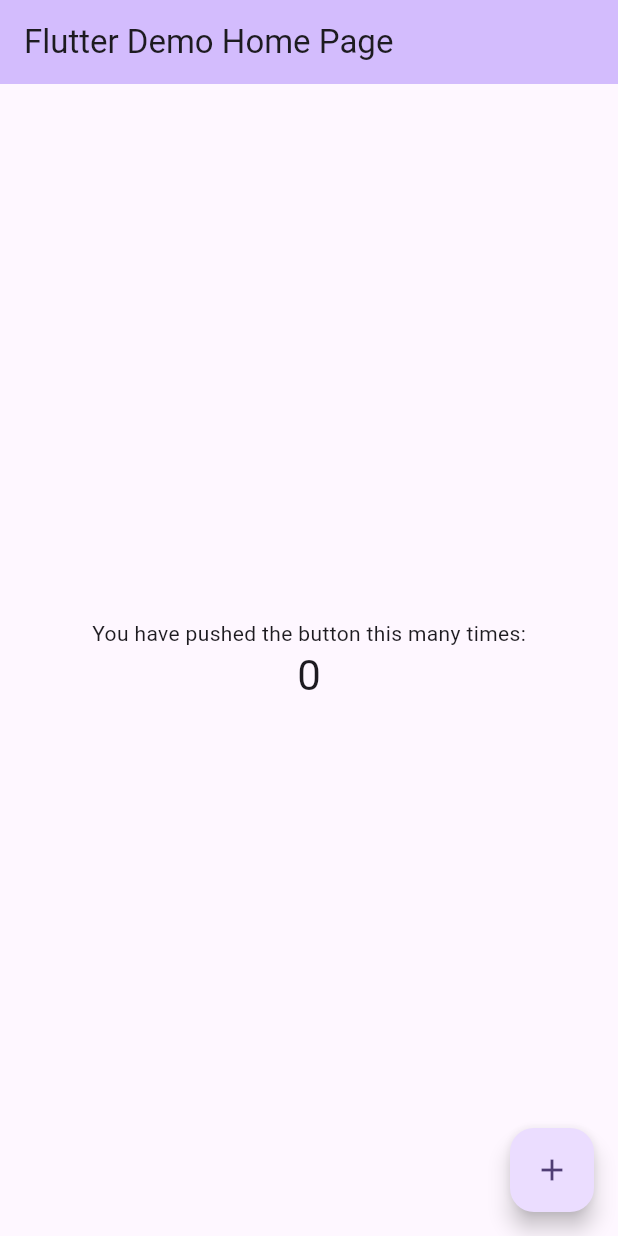
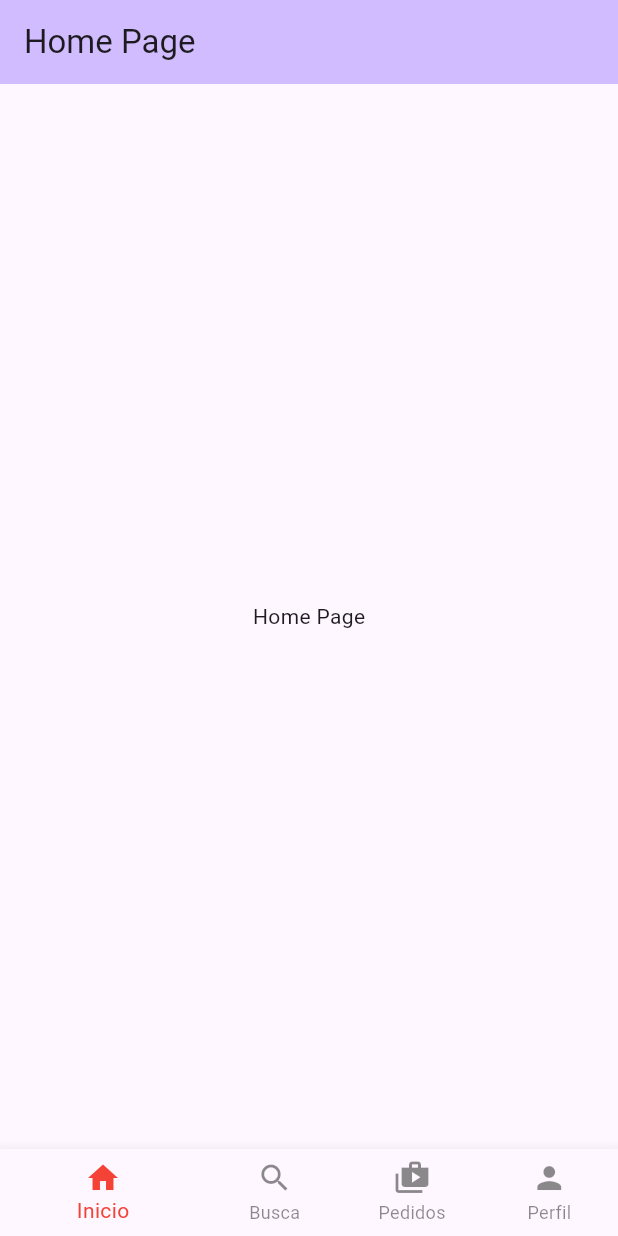
Before and after one commit to thiagoaires/lfood, a Flutter app: the screen it shows after launch, on a phone screen of 412 x 824 dp. Run offline on Flutter 3.47's test engine with Material 3 defaults, Android fonts, the light colour scheme and no system bars.

Commit message:
bottom navigation bar

```diff
--- a/lib/main.dart
+++ b/lib/main.dart
@@ -1,125 +1,21 @@
 import 'package:flutter/material.dart';
+import 'package:lfood_app/src/features/home/view/home_page.dart';
 
 void main() {
-  runApp(const MyApp());
+  runApp(const MainApp());
 }
 
-class MyApp extends StatelessWidget {
-  const MyApp({super.key});
+class MainApp extends StatelessWidget {
+  const MainApp({super.key});
 
-  // This widget is the root of your application.
   @override
   Widget build(BuildContext context) {
     return MaterialApp(
-      title: 'Flutter Demo',
+      title: 'Lfood App',
       theme: ThemeData(
-        // This is the theme of your application.
-        //
-        // TRY THIS: Try running your application with "flutter run". You'll see
-        // the application has a purple toolbar. Then, without quitting the app,
-        // try changing the seedColor in the colorScheme below to Colors.green
-        // and then invoke "hot reload" (save your changes or press the "hot
-        // reload" button in a Flutter-supported IDE, or press "r" if you used
-        // the command line to start the app).
-        //
-        // Notice that the counter didn't reset back to zero; the application
-        // state is not lost during the reload. To reset the state, use hot
-        // restart instead.
-        //
-        // This works for code too, not just values: Most code changes can be
-        // tested with just a hot reload.
-        colorScheme: ColorScheme.fromSeed(seedColor: Colors.deepPurple),
-        useMaterial3: true,
+        primarySwatch: Colors.blue,
       ),
-      home: const MyHomePage(title: 'Flutter Demo Home Page'),
+      home: const HomePage(),
     );
   }
 }
-
-class MyHomePage extends StatefulWidget {
-  const MyHomePage({super.key, required this.title});
-
-  // This widget is the home page of your application. It is stateful, meaning
-  // that it has a State object (defined below) that contains fields that affect
-  // how it looks.
-
-  // This class is the configuration for the state. It holds the values (in this
-  // case the title) provided by the parent (in this case the App widget) and
-  // used by the build method of the State. Fields in a Widget subclass are
-  // always marked "final".
-
-  final String title;
-
-  @override
-  State<MyHomePage> createState() => _MyHomePageState();
-}
-
-class _MyHomePageState extends State<MyHomePage> {
-  int _counter = 0;
-
-  void _incrementCounter() {
-    setState(() {
-      // This call to setState tells the Flutter framework that something has
-      // changed in this State, which causes it to rerun the build method below
-      // so that the display can reflect the updated values. If we changed
-      // _counter without calling setState(), then the build method would not be
-      // called again, and so nothing would appear to happen.
-      _counter++;
-    });
-  }
-
-  @override
-  Widget build(BuildContext context) {
-    // This method is rerun every time setState is called, for instance as done
-    // by the _incrementCounter method above.
-    //
-    // The Flutter framework has been optimized to make rerunning build methods
-    // fast, so that you can just rebuild anything that needs updating rather
-    // than having to individually change instances of widgets.
-    return Scaffold(
-      appBar: AppBar(
-        // TRY THIS: Try changing the color here to a specific color (to
-        // Colors.amber, perhaps?) and trigger a hot reload to see the AppBar
-        // change color while the other colors stay the same.
-        backgroundColor: Theme.of(context).colorScheme.inversePrimary,
-        // Here we take the value from the MyHomePage object that was created by
-        // the App.build method, and use it to set our appbar title.
-        title: Text(widget.title),
-      ),
-      body: Center(
-        // Center is a layout widget. It takes a single child and positions it
-        // in the middle of the parent.
-        child: Column(
-          // Column is also a layout widget. It takes a list of children and
-          // arranges them vertically. By default, it sizes itself to fit its
-          // children horizontally, and tries to be as tall as its parent.
-          //
-          // Column has various properties to control how it sizes itself and
-          // how it positions its children. Here we use mainAxisAlignment to
-          // center the children vertically; the main axis here is the vertical
-          // axis because Columns are vertical (the cross axis would be
-          // horizontal).
-          //
-          // TRY THIS: Invoke "debug painting" (choose the "Toggle Debug Paint"
-          // action in the IDE, or press "p" in the console), to see the
-          // wireframe for each widget.
-          mainAxisAlignment: MainAxisAlignment.center,
-          children: <Widget>[
-            const Text(
-              'You have pushed the button this many times:',
-            ),
-            Text(
-              '$_counter',
-              style: Theme.of(context).textTheme.headlineMedium,
-            ),
-          ],
-        ),
-      ),
-      floatingActionButton: FloatingActionButton(
-        onPressed: _incrementCounter,
-        tooltip: 'Increment',
-        child: const Icon(Icons.add),
-      ), // This trailing comma makes auto-formatting nicer for build methods.
-    );
-  }
-}
--- /dev/null
+++ b/lib/src/features/home/view/home_page.dart
@@ -0,0 +1,33 @@
+import 'package:flutter/material.dart';
+import 'package:pepperoni/pepperoni.dart';
+
+class HomePage extends StatefulWidget {
+  const HomePage({super.key});
+
+  @override
+  State<HomePage> createState() => _HomePageState();
+}
+
+class _HomePageState extends State<HomePage> {
+  @override
+  Widget build(BuildContext context) {
+    return Scaffold(
+      appBar: AppBar(
+        backgroundColor: Theme.of(context).colorScheme.inversePrimary,
+        title: const Text('Home Page'),
+      ),
+      body: const Center(
+        child: Text('Home Page'),
+      ),
+      bottomNavigationBar: PepperoniBottomBar(
+        onIndexSelected: print,
+        items: [
+          PepperoniBottomBarItem(icon: Icons.home, label: 'Inicio'),
+          PepperoniBottomBarItem(icon: Icons.search, label: 'Busca'),
+          PepperoniBottomBarItem(icon: Icons.shop_2, label: 'Pedidos'),
+          PepperoniBottomBarItem(icon: Icons.person, label: 'Perfil'),
+        ],
+      ),
+    );
+  }
+}
--- /dev/null
+++ b/resources/pepperoni/analysis_options.yaml
@@ -0,0 +1,4 @@
+include: package:flutter_lints/flutter.yaml
+
+# Additional information about this file can be found at
+# https://dart.dev/guides/language/analysis-options
--- /dev/null
+++ b/resources/pepperoni/lib/pepperoni.dart
@@ -0,0 +1,4 @@
+library pepperoni;
+
+export 'src/widgets/bottom_bar/pepperoni_bottom_bar.dart';
+export 'src/widgets/bottom_bar/pepperoni_bottom_bar_item.dart';
--- /dev/null
+++ b/resources/pepperoni/lib/src/widgets/bottom_bar/pepperoni_bottom_bar.dart
@@ -0,0 +1,43 @@
+import 'package:flutter/material.dart';
+import 'package:pepperoni/src/widgets/bottom_bar/pepperoni_bottom_bar_item.dart';
+
+class PepperoniBottomBar extends StatefulWidget {
+  final List<PepperoniBottomBarItem> items;
+  final void Function(int index) onIndexSelected;
+  const PepperoniBottomBar({
+    super.key,
+    required this.items,
+    required this.onIndexSelected,
+  });
+
+  @override
+  State<PepperoniBottomBar> createState() => _PepperoniBottomBarState();
+}
+
+class _PepperoniBottomBarState extends State<PepperoniBottomBar> {
+  int selectedItem = 0;
+
+  @override
+  Widget build(BuildContext context) {
+    return BottomNavigationBar(
+      items: List.from(
+        widget.items.map(
+          (el) => BottomNavigationBarItem(
+            icon: Icon(el.icon),
+            label: el.label,
+          ),
+        ),
+      ),
+      fixedColor: Colors.red,
+      unselectedItemColor: Colors.black45,
+      showUnselectedLabels: true,
+      currentIndex: selectedItem,
+      onTap: (value) {
+        widget.onIndexSelected(value);
+        setState(() {
+          selectedItem = value;
+        });
+      },
+    );
+  }
+}
--- /dev/null
+++ b/resources/pepperoni/lib/src/widgets/bottom_bar/pepperoni_bottom_bar_item.dart
@@ -0,0 +1,11 @@
+import 'package:flutter/material.dart';
+
+class PepperoniBottomBarItem {
+  final IconData icon;
+  final String label;
+
+  PepperoniBottomBarItem({
+    required this.icon,
+    required this.label,
+  });
+}
```
Also changed, not shown: pubspec.yaml (+6 -68 lines), resources/pepperoni/pubspec.yaml (added, +54 -0 lines), 6 other files.
